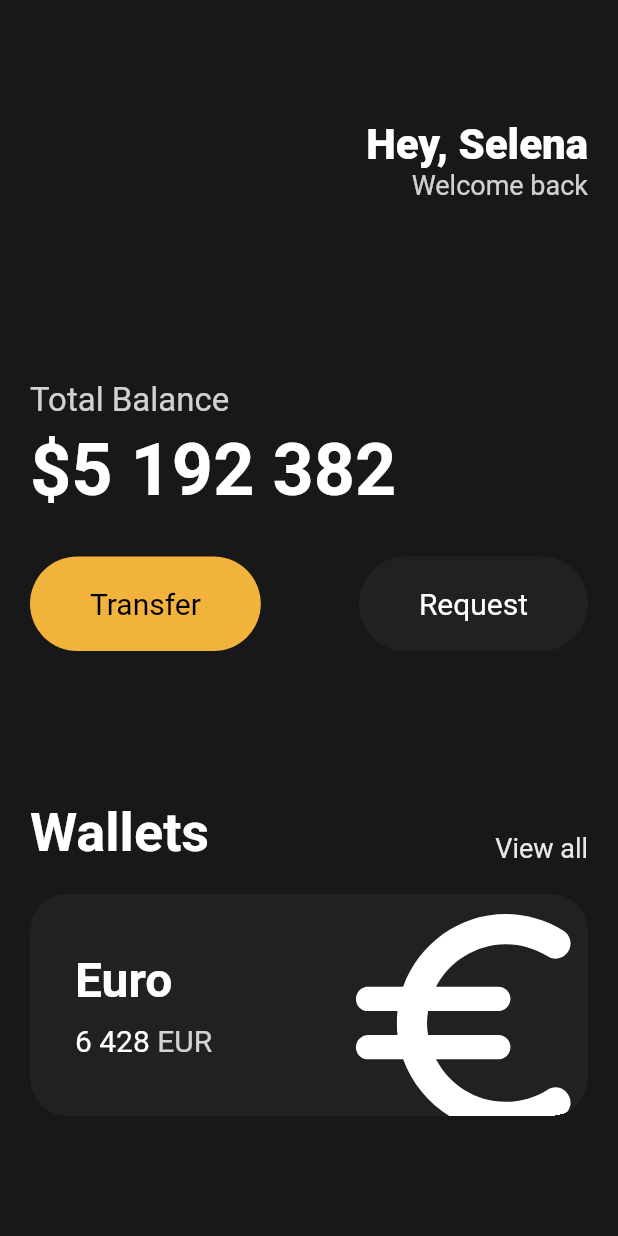
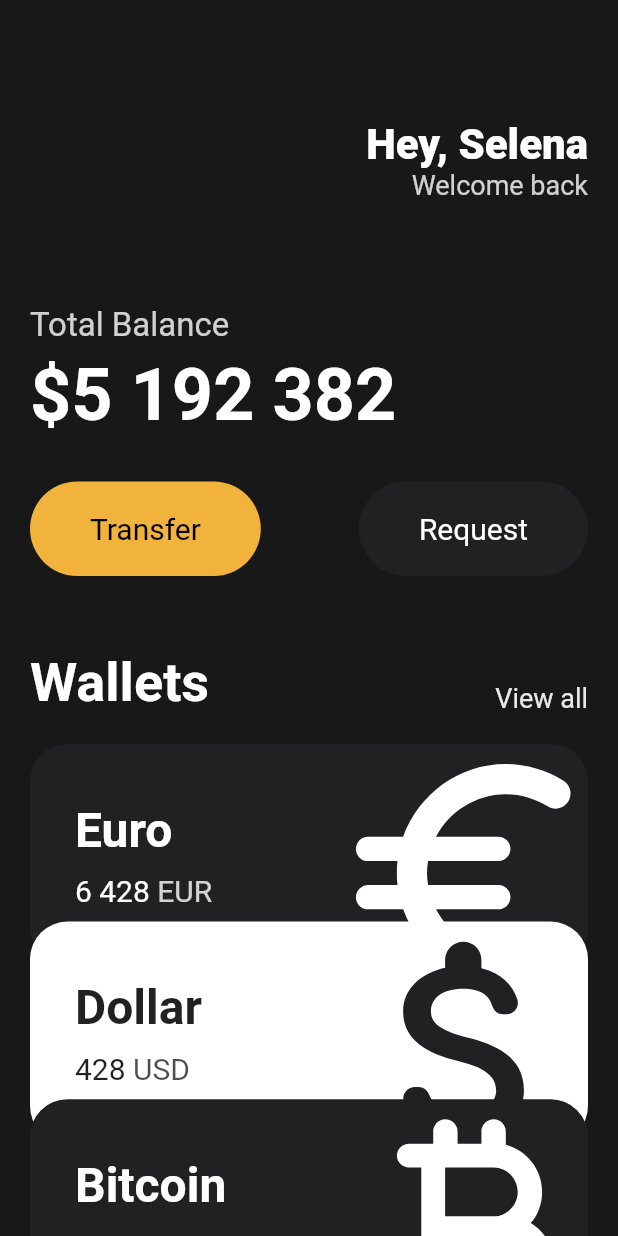
Before and after one commit to vong-e/Flutter-Study, a Flutter app: the screen it shows after launch, on a phone screen of 412 x 824 dp. Run offline on Flutter 3.47's test engine with Material 2 defaults, Android fonts, the phone set to English and light mode, and no system bars.

Commit message:
Feat: #3.9 Code Challenge

```diff
--- a/lib/main.dart
+++ b/lib/main.dart
@@ -1,17 +1,45 @@
 import 'package:flutter/material.dart';
+import 'package:toonflix/model/currency.dart';
 import 'package:toonflix/widgets/button.dart';
+import 'package:toonflix/widgets/currency_wallet.dart';
 
 void main() {
-  runApp(const App());
+  runApp(App());
 }
 
 class App extends StatelessWidget {
-  const App({super.key});
+  App({super.key});
+
+  final List<Currency> currencyList = [
+    const Currency(
+      name: "Euro",
+      code: "EUR",
+      amount: "6 428",
+      icon: Icons.euro_rounded,
+      order: 0,
+    ),
+    const Currency(
+      name: "Dollar",
+      code: "USD",
+      amount: "428",
+      icon: Icons.attach_money_rounded,
+      order: 1,
+    ),
+    const Currency(
+      name: "Bitcoin",
+      code: "BTC",
+      amount: "341",
+      icon: Icons.currency_bitcoin_rounded,
+      order: 2,
+    ),
+  ];
 
   @override
   Widget build(BuildContext context) {
     return MaterialApp(
-      home: Scaffold(
+      home: SafeArea(
+        top: false,
+        child: Scaffold(
           backgroundColor: const Color(0xFF181818),
           body: Padding(
             padding: const EdgeInsets.symmetric(
@@ -48,7 +76,7 @@ class App extends StatelessWidget {
                   ],
                 ),
                 const SizedBox(
-                height: 120,
+                  height: 70,
                 ),
                 Text(
                   "Total Balance",
@@ -85,7 +113,7 @@ class App extends StatelessWidget {
                   ],
                 ),
                 const SizedBox(
-                height: 100,
+                  height: 50,
                 ),
                 Row(
                   crossAxisAlignment: CrossAxisAlignment.end,
@@ -111,70 +139,11 @@ class App extends StatelessWidget {
                 const SizedBox(
                   height: 20,
                 ),
-              Container(
-                clipBehavior: Clip.hardEdge,
-                decoration: BoxDecoration(
-                  color: const Color(0xFF1F2123),
-                  borderRadius: BorderRadius.circular(25),
-                ),
-                child: Padding(
-                  padding: const EdgeInsets.all(30),
-                  child: Row(
-                    mainAxisAlignment: MainAxisAlignment.spaceBetween,
-                    children: [
-                      Column(
-                        crossAxisAlignment: CrossAxisAlignment.start,
-                        children: [
-                          const Text(
-                            "Euro",
-                            style: TextStyle(
-                              color: Colors.white,
-                              fontSize: 32,
-                              fontWeight: FontWeight.w600,
-                            ),
-                          ),
-                          const SizedBox(
-                            height: 10,
-                          ),
-                          Row(
-                            children: [
-                              const Text(
-                                "6 428",
-                                style: TextStyle(
-                                  color: Colors.white,
-                                  fontSize: 20,
-                                ),
-                              ),
-                              const SizedBox(
-                                width: 5,
-                              ),
-                              Text(
-                                "EUR",
-                                style: TextStyle(
-                                  color: Colors.white.withOpacity(0.8),
-                                  fontSize: 20,
-                                ),
+                Expanded(
+                  child: CurrencyWallet(currencyList: currencyList),
                 ),
               ],
             ),
-                        ],
-                      ),
-                      Transform.translate(
-                        offset: const Offset(-5, 12),
-                        child: Transform.scale(
-                          scale: 2.2,
-                          child: const Icon(
-                            Icons.euro_rounded,
-                            color: Colors.white,
-                            size: 88,
-                          ),
-                        ),
-                      ),
-                    ],
-                  ),
-                ),
-              ),
-            ],
           ),
         ),
       ),
--- /dev/null
+++ b/lib/model/currency.dart
@@ -0,0 +1,16 @@
+import 'package:flutter/material.dart';
+
+class Currency {
+  final String name, code, amount;
+  final IconData icon;
+  final bool isInverted;
+  final int order;
+
+  const Currency({
+    required this.name,
+    required this.code,
+    required this.amount,
+    required this.icon,
+    required this.order,
+  }) : isInverted = order % 2 != 0;
+}
--- /dev/null
+++ b/lib/widgets/currency_card.dart
@@ -0,0 +1,79 @@
+import 'package:flutter/material.dart';
+import 'package:toonflix/model/currency.dart';
+
+class CurrencyCard extends StatelessWidget {
+  final Currency currency;
+
+  final _blackColor = const Color(0xFF1F2123);
+  final whiteColor = Colors.white;
+
+  const CurrencyCard({super.key, required this.currency});
+
+  @override
+  Widget build(BuildContext context) {
+    return Container(
+      clipBehavior: Clip.hardEdge,
+      decoration: BoxDecoration(
+        color: currency.isInverted ? whiteColor : _blackColor,
+        borderRadius: BorderRadius.circular(25),
+      ),
+      child: Padding(
+        padding: const EdgeInsets.all(30),
+        child: Row(
+          mainAxisAlignment: MainAxisAlignment.spaceBetween,
+          children: [
+            Column(
+              crossAxisAlignment: CrossAxisAlignment.start,
+              children: [
+                Text(
+                  currency.name,
+                  style: TextStyle(
+                    color: currency.isInverted ? _blackColor : whiteColor,
+                    fontSize: 32,
+                    fontWeight: FontWeight.w600,
+                  ),
+                ),
+                const SizedBox(
+                  height: 10,
+                ),
+                Row(
+                  children: [
+                    Text(
+                      currency.amount,
+                      style: TextStyle(
+                        color: currency.isInverted ? _blackColor : whiteColor,
+                        fontSize: 20,
+                      ),
+                    ),
+                    const SizedBox(
+                      width: 5,
+                    ),
+                    Text(
+                      currency.code,
+                      style: TextStyle(
+                        color: (currency.isInverted ? _blackColor : whiteColor)
+                            .withOpacity(0.8),
+                        fontSize: 20,
+                      ),
+                    ),
+                  ],
+                ),
+              ],
+            ),
+            Transform.translate(
+              offset: const Offset(-5, 12),
+              child: Transform.scale(
+                scale: 2.2,
+                child: Icon(
+                  currency.icon,
+                  color: currency.isInverted ? _blackColor : whiteColor,
+                  size: 88,
+                ),
+              ),
+            ),
+          ],
+        ),
+      ),
+    );
+  }
+}
--- /dev/null
+++ b/lib/widgets/currency_wallet.dart
@@ -0,0 +1,79 @@
+// import 'package:flutter/material.dart';
+// import 'package:toonflix/model/currency.dart';
+// import 'package:toonflix/widgets/currency_card.dart';
+
+// class CurrencyWallet extends StatelessWidget {
+//   final List<Currency> currencyList;
+
+//   const CurrencyWallet({
+//     super.key,
+//     required this.currencyList,
+//   });
+
+//   @override
+//   Widget build(BuildContext context) {
+//     // return ListView.builder(
+//     //   scrollDirection: Axis.vertical,
+//     //   itemBuilder: (BuildContext context, int index) {
+//     //     return CurrencyCard(currency: currencyList[index]);
+//     //   },
+//     return Container(
+//       color: Colors.red,
+//       child: MediaQuery.removePadding(
+//         context: context,
+//         removeBottom: true,
+//         child: ListView.builder(
+//           shrinkWrap: true,
+//           padding: EdgeInsets.zero,
+//           itemCount: currencyList.length,
+//           itemBuilder: (BuildContext context, int index) {
+//             // print("index: $index card: ${currencyList[index]}");
+//             return Transform.translate(
+//               offset: Offset(0, currencyList[index].order.toDouble() * -30),
+//               child: CurrencyCard(currency: currencyList[index]),
+//             );
+//           },
+//         ),
+//       ),
+//     );
+//   }
+// }
+
+import 'package:flutter/material.dart';
+import 'package:toonflix/model/currency.dart';
+import 'package:toonflix/widgets/currency_card.dart';
+
+class CurrencyWallet extends StatelessWidget {
+  final List<Currency> currencyList;
+
+  const CurrencyWallet({
+    super.key,
+    required this.currencyList,
+  });
+
+  @override
+  Widget build(BuildContext context) {
+    // return ListView.builder(
+    //   scrollDirection: Axis.vertical,
+    //   itemBuilder: (BuildContext context, int index) {
+    //     return CurrencyCard(currency: currencyList[index]);
+    //   },
+    return MediaQuery.removePadding(
+      context: context,
+      removeBottom: true,
+      child: ListView.builder(
+        shrinkWrap: true,
+        padding: EdgeInsets.zero,
+        itemCount: currencyList.length,
+        itemBuilder: (BuildContext context, int index) {
+          bool isLastItem = currencyList.length == (index + 1);
+          return Align(
+            heightFactor: isLastItem ? 1 : 0.8,
+            alignment: Alignment.topCenter,
+            child: CurrencyCard(currency: currencyList[index]),
+          );
+        },
+      ),
+    );
+  }
+}
```
Lines whose indentation alone changed are shown as unchanged.
